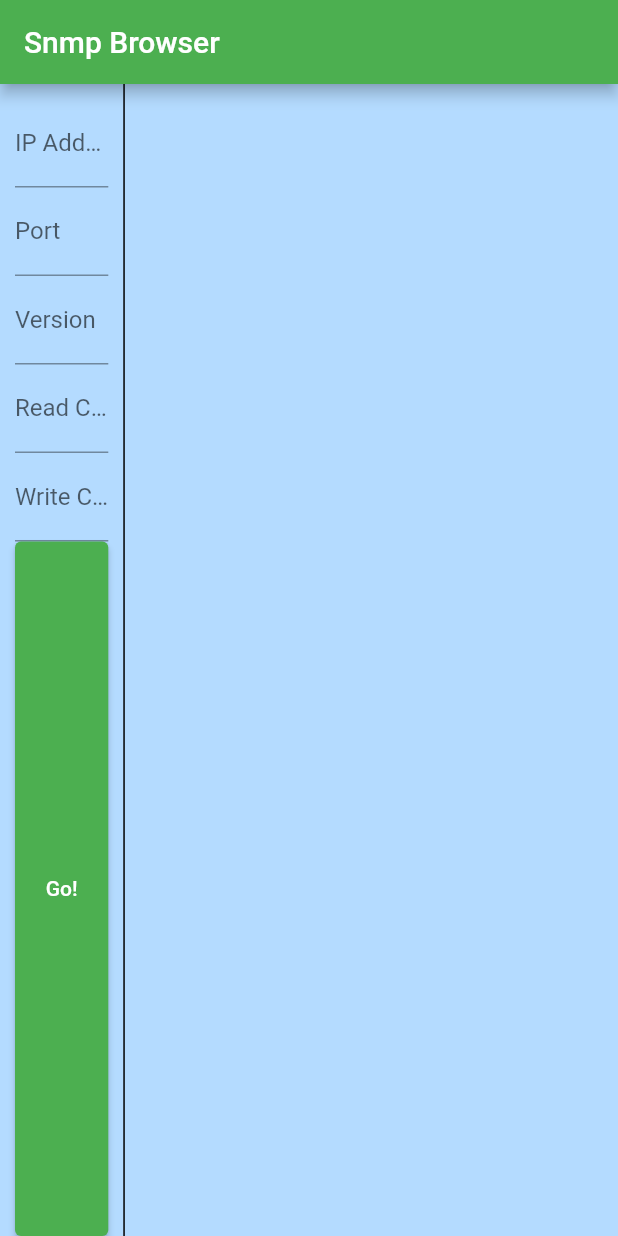
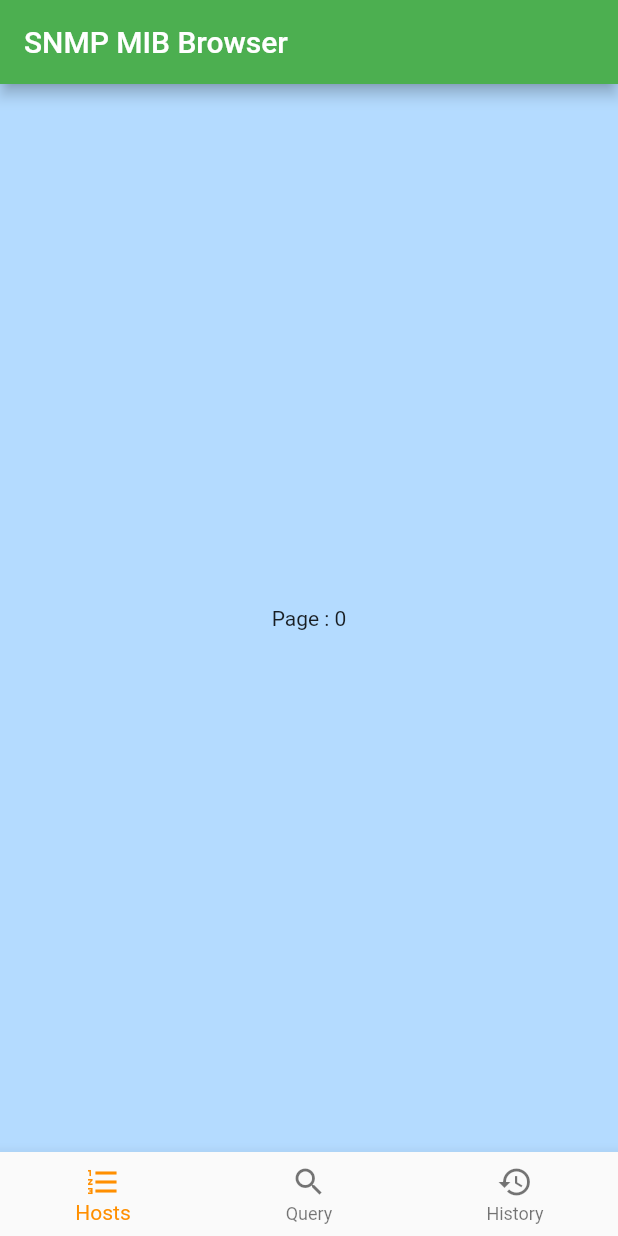
Before and after one commit to MakotoAtsu/SNMP_Browser, a Flutter app: the screen it shows after launch, on a phone screen of 412 x 824 dp. Run offline on Flutter 3.47's test engine with Material 2 defaults, Android fonts, the phone set to English and light mode, and no system bars; our stand-ins replace flutter_redux, redux; missing offline and left inert: dart_snmp.

Commit message:
Rewrite Page widget

```diff
--- a/lib/main.dart
+++ b/lib/main.dart
@@ -7,7 +7,7 @@ import 'package:redux/redux.dart';
 
 void main() async {
   final appStore = Store<AppState>(appStateReducer,
-      initialState: AppState(QueryTarget(), []));
+      initialState: AppState(0, QueryTarget(), []));
   runApp(SNMPBrowser(appStore));
 }
 
--- a/lib/store/AppState.dart
+++ b/lib/store/AppState.dart
@@ -1,16 +1,19 @@
+import 'package:snmp_browser/store/PageIndexReducer.dart';
+
 import 'HistoryReducer.dart';
 import 'TargetReducer.dart';
 
 class AppState {
+  final int pageIndex;
   final QueryTarget queryTarget;
-
   final List<QueryResult> histories;
 
-  AppState(this.queryTarget, this.histories);
+  AppState(this.pageIndex, this.queryTarget, this.histories);
 }
 
 // MainReducer
 
 AppState appStateReducer(AppState oldState, action) => AppState(
-    QueryTargetReducer(oldState.queryTarget, action),
+    pageIndexReducer(oldState.pageIndex, action),
+    queryTargetReducer(oldState.queryTarget, action),
     historyReducer(oldState.histories, action));
--- /dev/null
+++ b/lib/store/PageIndexReducer.dart
@@ -0,0 +1,15 @@
+import 'package:redux/redux.dart';
+
+// Action
+class UpdatePageIndexAction {
+  final int index;
+  UpdatePageIndexAction(this.index);
+}
+
+// Reducer
+int updatePageIndexReducer(int oldIndex, UpdatePageIndexAction action) =>
+    action.index;
+
+// Combine Reducer
+Reducer<int> pageIndexReducer = combineReducers<int>(
+    [TypedReducer<int, UpdatePageIndexAction>(updatePageIndexReducer)]);
--- a/lib/store/TargetReducer.dart
+++ b/lib/store/TargetReducer.dart
@@ -38,9 +38,9 @@ class UpdateQueryTargetAction {
 }
 
 // Reducer
-QueryTarget UpdateTargetReducer(
+QueryTarget updateTargetReducer(
         QueryTarget oldTarget, UpdateQueryTargetAction action) =>
     action.target;
 
-Reducer<QueryTarget> QueryTargetReducer = combineReducers<QueryTarget>(
-    [TypedReducer<QueryTarget, UpdateQueryTargetAction>(UpdateTargetReducer)]);
+Reducer<QueryTarget> queryTargetReducer = combineReducers<QueryTarget>(
+    [TypedReducer<QueryTarget, UpdateQueryTargetAction>(updateTargetReducer)]);
--- /dev/null
+++ b/lib/widget/Compoments/ButtomNavi.dart
@@ -0,0 +1,39 @@
+import 'package:flutter/cupertino.dart';
+import 'package:flutter/material.dart';
+import 'package:flutter_redux/flutter_redux.dart';
+import 'package:snmp_browser/store/AppState.dart';
+import 'package:snmp_browser/store/PageIndexReducer.dart';
+
+class ButtomNavi extends StatelessWidget {
+  @override
+  Widget build(BuildContext context) {
+    var store = StoreProvider.of<AppState>(context);
+
+    var body = StoreConnector<AppState, int>(
+        converter: (store) => store.state.pageIndex,
+        builder: (context, pageIdx) => BottomNavigationBar(
+              items: const <BottomNavigationBarItem>[
+                BottomNavigationBarItem(
+                  icon: Icon(Icons.format_list_numbered),
+                  label: 'Hosts',
+                ),
+                BottomNavigationBarItem(
+                  icon: Icon(Icons.search),
+                  label: 'Query',
+                ),
+                BottomNavigationBarItem(
+                  icon: Icon(Icons.history),
+                  label: 'History',
+                ),
+              ],
+              currentIndex: pageIdx,
+              selectedItemColor: Colors.amber[800],
+              onTap: (newIdx) {
+                if (newIdx == pageIdx) return;
+                store.dispatch(UpdatePageIndexAction(newIdx));
+              },
+            ));
+
+    return body;
+  }
+}
--- a/lib/widget/ControlPanel.dart
+++ b/lib/widget/Compoments/ControlPanel.dart
@@ -1,8 +1,5 @@
 import 'package:flutter/material.dart';
-import 'package:flutter_redux/flutter_redux.dart';
-import 'package:snmp_browser/store/AppState.dart';
-import 'package:redux/redux.dart';
-import 'package:snmp_browser/widget/QueryPanel.dart';
+import 'package:snmp_browser/widget/Pages/QueryPage.dart';
 
 class ControlPanel extends StatelessWidget {
   @override
--- a/lib/widget/GoButton.dart
+++ b/lib/widget/Compoments/GoButton.dart
@@ -4,8 +4,7 @@ import 'package:flutter/material.dart';
 import 'package:flutter_redux/flutter_redux.dart';
 import 'package:redux/redux.dart';
 import 'package:snmp_browser/store/HistoryReducer.dart';
-
-import '../store/AppState.dart';
+import '../../store/AppState.dart';
 
 class GoButton extends StatelessWidget {
   late final Store<AppState> store;
--- a/lib/widget/Home.dart
+++ b/lib/widget/Home.dart
@@ -1,34 +1,27 @@
 import 'dart:io';
 import 'package:flutter/material.dart';
-import 'package:snmp_browser/widget/ControlPanel.dart';
-import 'QueryHistory.dart';
+import 'package:flutter_redux/flutter_redux.dart';
+import '../store/AppState.dart';
+import 'Compoments/ButtomNavi.dart';
 
 class Home extends StatelessWidget {
   AppBar? topAppBar() {
-    // If it' run on desktop env, do not show AppBar
-    if (Platform.isWindows || Platform.isMacOS) return null;
-
     return AppBar(
-      title: const Text("Snmp Browser"),
+      title: const Text("SNMP MIB Browser"),
     );
   }
 
   @override
   Widget build(BuildContext context) {
-    return Scaffold(
-      appBar: topAppBar(),
-      backgroundColor: Color.fromARGB(255, 180, 219, 255),
-      // body: QueryHistory(),
-      body: Row(
-        children: [
-          Expanded(flex: 2, child: ControlPanel()),
-          Container(
-            color: Colors.black,
-            width: 1,
-          ),
-          Expanded(flex: 8, child: QueryHistory())
-        ],
-      ),
-    );
+    var body = StoreConnector<AppState, int>(
+        converter: (store) => store.state.pageIndex,
+        builder: (context, pageIdx) => Scaffold(
+            appBar: topAppBar(),
+            backgroundColor: Color.fromARGB(255, 180, 219, 255),
+            // body: QueryHistory(),
+            body: Center(child: Text("Page : " + pageIdx.toString())),
+            bottomNavigationBar: ButtomNavi()));
+
+    return body;
   }
 }
--- a/lib/widget/QueryPanel.dart
+++ /dev/null
@@ -1,41 +0,0 @@
-import 'package:flutter/material.dart';
-import 'package:snmp_browser/store/AppState.dart';
-import 'package:snmp_browser/widget/GoButton.dart';
-
-class QueryPanel extends StatelessWidget {
-  final List<String> _snmpOperations = ["Get", "Get-Next", "Walk"];
-
-  List<DropdownMenuItem<String>> _operationList() {
-    var result = _snmpOperations
-        .map((value) => DropdownMenuItem<String>(
-              value: value,
-              child: Text(value),
-            ))
-        .toList();
-
-    return result;
-  }
-
-  @override
-  Widget build(BuildContext context) {
-    // var info = StoreConnector<AppState, QueryInfo>(
-    //     converter: (store) => store.state.queryInfo,
-    //     builder: (context, queryInfo) => Container(
-    //         margin: const EdgeInsets.only(top: 30, bottom: 10),
-    //         child: Column(
-    //           children: [
-    //             const TextField(
-    //               decoration: InputDecoration(labelText: "OID :"),
-    //             ),
-    //             DropdownButton(
-    //               items: _operationList(),
-    //               onChanged: (x) => {print("Change Method")},
-    //             ),
-    //             GoButton()
-    //           ],
-    //         )));
-    // return info;
-
-    return Container(child: GoButton());
-  }
-}
```
Also changed, not shown: lib/widget/Pages/QueryPage.dart (added, +22 -0 lines), lib/widget/Pages/HistoryPage.dart (renamed from lib/widget/QueryHistory.dart).
